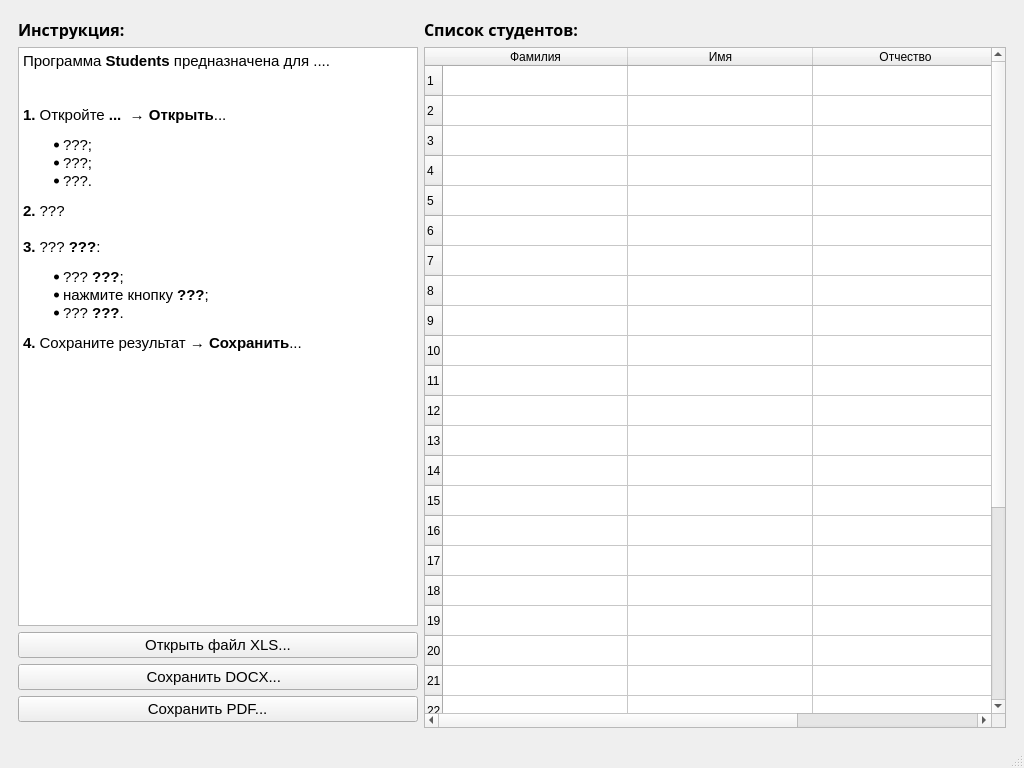
motor1n/students, file students.ui: the form before one commit.
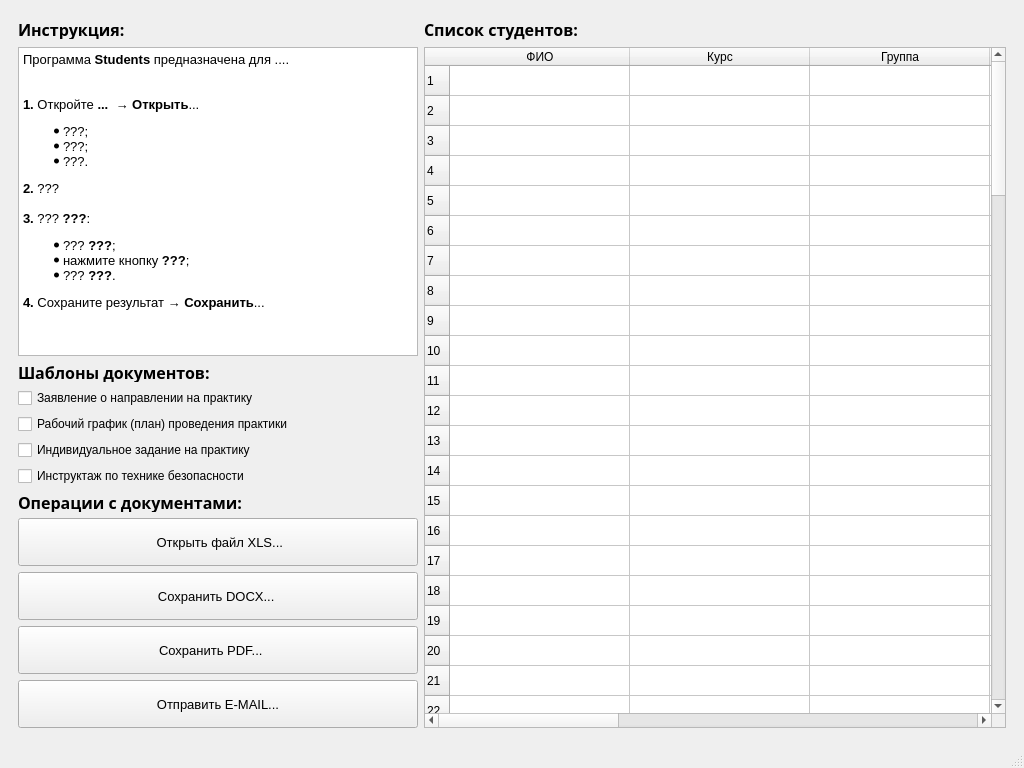
The form after the commit. Icons and pictures are not drawn.

The edit to the form file:
```diff
--- a/students.ui
+++ b/students.ui
@@ -22,7 +22,7 @@
   </property>
   <widget class="QWidget" name="centralwidget">
    <layout class="QGridLayout" name="gridLayout_2">
-    <item row="0" column="0" rowspan="2" colspan="2">
+    <item row="0" column="0">
      <widget class="QWidget" name="widget" native="true">
       <property name="sizePolicy">
        <sizepolicy hsizetype="Preferred" vsizetype="Preferred">
@@ -31,86 +31,7 @@
        </sizepolicy>
       </property>
       <layout class="QGridLayout" name="gridLayout">
-       <item row="0" column="1">
-        <widget class="QLabel" name="label_02">
-         <property name="sizePolicy">
-          <sizepolicy hsizetype="Minimum" vsizetype="Fixed">
-           <horstretch>0</horstretch>
-           <verstretch>0</verstretch>
-          </sizepolicy>
-         </property>
-         <property name="font">
-          <font>
-           <family>Trebuchet MS</family>
-           <pointsize>12</pointsize>
-           <weight>75</weight>
-           <bold>true</bold>
-          </font>
-         </property>
-         <property name="text">
-          <string>Список студентов:</string>
-         </property>
-        </widget>
-       </item>
-       <item row="0" column="0">
-        <widget class="QLabel" name="label_01">
-         <property name="maximumSize">
-          <size>
-           <width>402</width>
-           <height>20</height>
-          </size>
-         </property>
-         <property name="font">
-          <font>
-           <family>Trebuchet MS</family>
-           <pointsize>12</pointsize>
-           <weight>75</weight>
-           <bold>true</bold>
-          </font>
-         </property>
-         <property name="text">
-          <string>Инструкция:</string>
-         </property>
-        </widget>
-       </item>
-       <item row="1" column="0">
-        <widget class="QTextBrowser" name="tb">
-         <property name="sizePolicy">
-          <sizepolicy hsizetype="Preferred" vsizetype="Expanding">
-           <horstretch>0</horstretch>
-           <verstretch>0</verstretch>
-          </sizepolicy>
-         </property>
-         <property name="maximumSize">
-          <size>
-           <width>402</width>
-           <height>16777215</height>
-          </size>
-         </property>
-         <property name="html">
-          <string>&lt;!DOCTYPE HTML PUBLIC &quot;-//W3C//DTD HTML 4.0//EN&quot; &quot;http://www.w3.org/TR/REC-html40/strict.dtd&quot;&gt;
-&lt;html&gt;&lt;head&gt;&lt;meta name=&quot;qrichtext&quot; content=&quot;1&quot; /&gt;&lt;style type=&quot;text/css&quot;&gt;
-p, li { white-space: pre-wrap; }
-&lt;/style&gt;&lt;/head&gt;&lt;body style=&quot; font-family:'Noto Sans'; font-size:10pt; font-weight:400; font-style:normal;&quot;&gt;
-&lt;p style=&quot; margin-top:0px; margin-bottom:0px; margin-left:0px; margin-right:0px; -qt-block-indent:0; text-indent:0px;&quot;&gt;&lt;span style=&quot; font-size:11pt;&quot;&gt;Программа &lt;/span&gt;&lt;span style=&quot; font-size:11pt; font-weight:600;&quot;&gt;Students&lt;/span&gt;&lt;span style=&quot; font-size:11pt;&quot;&gt; предназначена для ....&lt;/span&gt;&lt;/p&gt;
-&lt;p style=&quot;-qt-paragraph-type:empty; margin-top:0px; margin-bottom:0px; margin-left:0px; margin-right:0px; -qt-block-indent:0; text-indent:0px; font-size:11pt;&quot;&gt;&lt;br /&gt;&lt;/p&gt;
-&lt;p style=&quot;-qt-paragraph-type:empty; margin-top:0px; margin-bottom:0px; margin-left:0px; margin-right:0px; -qt-block-indent:0; text-indent:0px; font-size:11pt;&quot;&gt;&lt;br /&gt;&lt;/p&gt;
-&lt;p style=&quot; margin-top:0px; margin-bottom:0px; margin-left:0px; margin-right:0px; -qt-block-indent:0; text-indent:0px;&quot;&gt;&lt;span style=&quot; font-size:11pt; font-weight:600;&quot;&gt;1.&lt;/span&gt;&lt;span style=&quot; font-size:11pt;&quot;&gt; Откройте &lt;/span&gt;&lt;span style=&quot; font-size:11pt; font-weight:600;&quot;&gt;...&lt;/span&gt;&lt;span style=&quot; font-size:11pt;&quot;&gt;  → &lt;/span&gt;&lt;span style=&quot; font-size:11pt; font-weight:600;&quot;&gt;Открыть&lt;/span&gt;&lt;span style=&quot; font-size:11pt;&quot;&gt;...&lt;/span&gt;&lt;/p&gt;
-&lt;ul style=&quot;margin-top: 0px; margin-bottom: 0px; margin-left: 0px; margin-right: 0px; -qt-list-indent: 1;&quot;&gt;&lt;li style=&quot; font-size:11pt;&quot; style=&quot; margin-top:12px; margin-bottom:0px; margin-left:0px; margin-right:0px; -qt-block-indent:0; text-indent:0px;&quot;&gt;???;&lt;/li&gt;
-&lt;li style=&quot; font-size:11pt;&quot; style=&quot; margin-top:0px; margin-bottom:0px; margin-left:0px; margin-right:0px; -qt-block-indent:0; text-indent:0px;&quot;&gt;???;&lt;/li&gt;
-&lt;li style=&quot; font-size:11pt;&quot; style=&quot; margin-top:0px; margin-bottom:12px; margin-left:0px; margin-right:0px; -qt-block-indent:0; text-indent:0px;&quot;&gt;???.&lt;/li&gt;&lt;/ul&gt;
-&lt;p style=&quot; margin-top:0px; margin-bottom:0px; margin-left:0px; margin-right:0px; -qt-block-indent:0; text-indent:0px;&quot;&gt;&lt;span style=&quot; font-size:11pt; font-weight:600;&quot;&gt;2.&lt;/span&gt;&lt;span style=&quot; font-size:11pt;&quot;&gt; ???&lt;/span&gt;&lt;/p&gt;
-&lt;p style=&quot;-qt-paragraph-type:empty; margin-top:0px; margin-bottom:0px; margin-left:0px; margin-right:0px; -qt-block-indent:0; text-indent:0px; font-size:11pt;&quot;&gt;&lt;br /&gt;&lt;/p&gt;
-&lt;p style=&quot; margin-top:0px; margin-bottom:0px; margin-left:0px; margin-right:0px; -qt-block-indent:0; text-indent:0px;&quot;&gt;&lt;span style=&quot; font-size:11pt; font-weight:600;&quot;&gt;3.&lt;/span&gt;&lt;span style=&quot; font-size:11pt;&quot;&gt; ??? &lt;/span&gt;&lt;span style=&quot; font-size:11pt; font-weight:600;&quot;&gt;???&lt;/span&gt;&lt;span style=&quot; font-size:11pt;&quot;&gt;:&lt;/span&gt;&lt;/p&gt;
-&lt;ul style=&quot;margin-top: 0px; margin-bottom: 0px; margin-left: 0px; margin-right: 0px; -qt-list-indent: 1;&quot;&gt;&lt;li style=&quot; font-size:11pt;&quot; style=&quot; margin-top:12px; margin-bottom:0px; margin-left:0px; margin-right:0px; -qt-block-indent:0; text-indent:0px;&quot;&gt;??? &lt;span style=&quot; font-weight:600;&quot;&gt;???&lt;/span&gt;;&lt;/li&gt;&lt;/ul&gt;
-&lt;ul style=&quot;margin-top: 0px; margin-bottom: 0px; margin-left: 0px; margin-right: 0px; -qt-list-indent: 1;&quot;&gt;&lt;li style=&quot; font-size:11pt;&quot; style=&quot; margin-top:0px; margin-bottom:0px; margin-left:0px; margin-right:0px; -qt-block-indent:0; text-indent:0px;&quot;&gt;нажмите кнопку &lt;span style=&quot; font-weight:600;&quot;&gt;???&lt;/span&gt;;&lt;/li&gt;&lt;/ul&gt;
-&lt;ul style=&quot;margin-top: 0px; margin-bottom: 0px; margin-left: 0px; margin-right: 0px; -qt-list-indent: 1;&quot;&gt;&lt;li style=&quot; font-size:11pt;&quot; style=&quot; margin-top:0px; margin-bottom:12px; margin-left:0px; margin-right:0px; -qt-block-indent:0; text-indent:0px;&quot;&gt;??? &lt;span style=&quot; font-weight:600;&quot;&gt;???&lt;/span&gt;.&lt;/li&gt;&lt;/ul&gt;
-&lt;p style=&quot; margin-top:0px; margin-bottom:0px; margin-left:0px; margin-right:0px; -qt-block-indent:0; text-indent:0px;&quot;&gt;&lt;span style=&quot; font-size:11pt; font-weight:600;&quot;&gt;4.&lt;/span&gt;&lt;span style=&quot; font-size:11pt;&quot;&gt; Сохраните результат → &lt;/span&gt;&lt;span style=&quot; font-size:11pt; font-weight:600;&quot;&gt;Сохранить&lt;/span&gt;&lt;span style=&quot; font-size:11pt;&quot;&gt;...&lt;/span&gt;&lt;/p&gt;
-&lt;p style=&quot;-qt-paragraph-type:empty; margin-top:0px; margin-bottom:0px; margin-left:0px; margin-right:0px; -qt-block-indent:0; text-indent:0px; font-size:11pt;&quot;&gt;&lt;br /&gt;&lt;/p&gt;&lt;/body&gt;&lt;/html&gt;</string>
-         </property>
-        </widget>
-       </item>
-       <item row="3" column="0">
+       <item row="10" column="0">
         <widget class="QPushButton" name="pb_save_docx">
          <property name="sizePolicy">
           <sizepolicy hsizetype="Preferred" vsizetype="Fixed">
@@ -126,14 +47,14 @@
          </property>
          <property name="font">
           <font>
-           <pointsize>11</pointsize>
+           <pointsize>10</pointsize>
           </font>
          </property>
          <property name="layoutDirection">
           <enum>Qt::LeftToRight</enum>
          </property>
          <property name="text">
-          <string>Сохранить DOCX...  </string>
+          <string> Сохранить DOCX...  </string>
          </property>
          <property name="icon">
           <iconset>
@@ -147,7 +68,7 @@
          </property>
         </widget>
        </item>
-       <item row="2" column="0">
+       <item row="9" column="0">
         <widget class="QPushButton" name="pb_open_xls">
          <property name="sizePolicy">
           <sizepolicy hsizetype="Preferred" vsizetype="Fixed">
@@ -163,11 +84,11 @@
          </property>
          <property name="font">
           <font>
-           <pointsize>11</pointsize>
+           <pointsize>10</pointsize>
           </font>
          </property>
          <property name="text">
-          <string>Открыть файл XLS...</string>
+          <string> Открыть файл XLS...</string>
          </property>
          <property name="icon">
           <iconset>
@@ -181,7 +102,54 @@
          </property>
         </widget>
        </item>
-       <item row="1" column="1" rowspan="5">
+       <item row="12" column="0">
+        <widget class="QPushButton" name="pb_send_email">
+         <property name="sizePolicy">
+          <sizepolicy hsizetype="Preferred" vsizetype="Fixed">
+           <horstretch>0</horstretch>
+           <verstretch>0</verstretch>
+          </sizepolicy>
+         </property>
+         <property name="maximumSize">
+          <size>
+           <width>400</width>
+           <height>48</height>
+          </size>
+         </property>
+         <property name="font">
+          <font>
+           <pointsize>10</pointsize>
+          </font>
+         </property>
+         <property name="layoutDirection">
+          <enum>Qt::LeftToRight</enum>
+         </property>
+         <property name="text">
+          <string>Отправить E-MAIL...</string>
+         </property>
+         <property name="icon">
+          <iconset>
+           <normaloff>pic/email-icon.png</normaloff>pic/email-icon.png</iconset>
+         </property>
+         <property name="iconSize">
+          <size>
+           <width>32</width>
+           <height>32</height>
+          </size>
+         </property>
+        </widget>
+       </item>
+       <item row="4" column="0">
+        <widget class="QCheckBox" name="cb_01">
+         <property name="text">
+          <string>Заявление о направлении на практику</string>
+         </property>
+         <attribute name="buttonGroup">
+          <string notr="true">bg</string>
+         </attribute>
+        </widget>
+       </item>
+       <item row="1" column="1" rowspan="12">
         <widget class="QTableWidget" name="tw">
          <property name="sizePolicy">
           <sizepolicy hsizetype="Preferred" vsizetype="Preferred">
@@ -198,10 +166,10 @@
           <bool>false</bool>
          </property>
          <attribute name="horizontalHeaderMinimumSectionSize">
-          <number>180</number>
+          <number>30</number>
          </attribute>
          <attribute name="horizontalHeaderDefaultSectionSize">
-          <number>185</number>
+          <number>180</number>
          </attribute>
          <attribute name="verticalHeaderMinimumSectionSize">
           <number>30</number>
@@ -356,24 +324,477 @@
            <string>30</string>
           </property>
          </row>
+         <row>
+          <property name="text">
+           <string>31</string>
+          </property>
+         </row>
+         <row>
+          <property name="text">
+           <string>32</string>
+          </property>
+         </row>
+         <row>
+          <property name="text">
+           <string>33</string>
+          </property>
+         </row>
+         <row>
+          <property name="text">
+           <string>34</string>
+          </property>
+         </row>
+         <row>
+          <property name="text">
+           <string>35</string>
+          </property>
+         </row>
+         <row>
+          <property name="text">
+           <string>36</string>
+          </property>
+         </row>
+         <row>
+          <property name="text">
+           <string>37</string>
+          </property>
+         </row>
+         <row>
+          <property name="text">
+           <string>38</string>
+          </property>
+         </row>
+         <row>
+          <property name="text">
+           <string>39</string>
+          </property>
+         </row>
+         <row>
+          <property name="text">
+           <string>40</string>
+          </property>
+         </row>
+         <row>
+          <property name="text">
+           <string>41</string>
+          </property>
+         </row>
+         <row>
+          <property name="text">
+           <string>42</string>
+          </property>
+         </row>
+         <row>
+          <property name="text">
+           <string>43</string>
+          </property>
+         </row>
+         <row>
+          <property name="text">
+           <string>44</string>
+          </property>
+         </row>
+         <row>
+          <property name="text">
+           <string>45</string>
+          </property>
+         </row>
+         <row>
+          <property name="text">
+           <string>46</string>
+          </property>
+         </row>
+         <row>
+          <property name="text">
+           <string>47</string>
+          </property>
+         </row>
+         <row>
+          <property name="text">
+           <string>48</string>
+          </property>
+         </row>
+         <row>
+          <property name="text">
+           <string>49</string>
+          </property>
+         </row>
+         <row>
+          <property name="text">
+           <string>50</string>
+          </property>
+         </row>
+         <row>
+          <property name="text">
+           <string>51</string>
+          </property>
+         </row>
+         <row>
+          <property name="text">
+           <string>52</string>
+          </property>
+         </row>
+         <row>
+          <property name="text">
+           <string>53</string>
+          </property>
+         </row>
+         <row>
+          <property name="text">
+           <string>54</string>
+          </property>
+         </row>
+         <row>
+          <property name="text">
+           <string>55</string>
+          </property>
+         </row>
+         <row>
+          <property name="text">
+           <string>56</string>
+          </property>
+         </row>
+         <row>
+          <property name="text">
+           <string>57</string>
+          </property>
+         </row>
+         <row>
+          <property name="text">
+           <string>58</string>
+          </property>
+         </row>
+         <row>
+          <property name="text">
+           <string>59</string>
+          </property>
+         </row>
+         <row>
+          <property name="text">
+           <string>60</string>
+          </property>
+         </row>
+         <row>
+          <property name="text">
+           <string>61</string>
+          </property>
+         </row>
+         <row>
+          <property name="text">
+           <string>62</string>
+          </property>
+         </row>
+         <row>
+          <property name="text">
+           <string>63</string>
+          </property>
+         </row>
+         <row>
+          <property name="text">
+           <string>64</string>
+          </property>
+         </row>
+         <row>
+          <property name="text">
+           <string>65</string>
+          </property>
+         </row>
+         <row>
+          <property name="text">
+           <string>66</string>
+          </property>
+         </row>
+         <row>
+          <property name="text">
+           <string>67</string>
+          </property>
+         </row>
+         <row>
+          <property name="text">
+           <string>68</string>
+          </property>
+         </row>
+         <row>
+          <property name="text">
+           <string>69</string>
+          </property>
+         </row>
+         <row>
+          <property name="text">
+           <string>70</string>
+          </property>
+         </row>
+         <row>
+          <property name="text">
+           <string>71</string>
+          </property>
+         </row>
+         <row>
+          <property name="text">
+           <string>72</string>
+          </property>
+         </row>
+         <row>
+          <property name="text">
+           <string>73</string>
+          </property>
+         </row>
+         <row>
+          <property name="text">
+           <string>74</string>
+          </property>
+         </row>
+         <row>
+          <property name="text">
+           <string>75</string>
+          </property>
+         </row>
+         <row>
+          <property name="text">
+           <string>76</string>
+          </property>
+         </row>
+         <row>
+          <property name="text">
+           <string>77</string>
+          </property>
+         </row>
+         <row>
+          <property name="text">
+           <string>78</string>
+          </property>
+         </row>
+         <row>
+          <property name="text">
+           <string>79</string>
+          </property>
+         </row>
+         <row>
+          <property name="text">
+           <string>80</string>
+          </property>
+         </row>
+         <row>
+          <property name="text">
+           <string>81</string>
+          </property>
+         </row>
+         <row>
+          <property name="text">
+           <string>82</string>
+          </property>
+         </row>
+         <row>
+          <property name="text">
+           <string>83</string>
+          </property>
+         </row>
+         <row>
+          <property name="text">
+           <string>84</string>
+          </property>
+         </row>
+         <row>
+          <property name="text">
+           <string>85</string>
+          </property>
+         </row>
+         <row>
+          <property name="text">
+           <string>86</string>
+          </property>
+         </row>
+         <row>
+          <property name="text">
+           <string>87</string>
+          </property>
+         </row>
+         <row>
+          <property name="text">
+           <string>88</string>
+          </property>
+         </row>
+         <row>
+          <property name="text">
+           <string>89</string>
+          </property>
+         </row>
+         <row>
+          <property name="text">
+           <string>90</string>
+          </property>
+         </row>
+         <row>
+          <property name="text">
+           <string>91</string>
+          </property>
+         </row>
+         <row>
+          <property name="text">
+           <string>92</string>
+          </property>
+         </row>
+         <row>
+          <property name="text">
+           <string>93</string>
+          </property>
+         </row>
+         <row>
+          <property name="text">
+           <string>94</string>
+          </property>
+         </row>
+         <row>
+          <property name="text">
+           <string>95</string>
+          </property>
+         </row>
+         <row>
+          <property name="text">
+           <string>96</string>
+          </property>
+         </row>
+         <row>
+          <property name="text">
+           <string>97</string>
+          </property>
+         </row>
+         <row>
+          <property name="text">
+           <string>98</string>
+          </property>
+         </row>
+         <row>
+          <property name="text">
+           <string>99</string>
+          </property>
+         </row>
+         <row>
+          <property name="text">
+           <string>100</string>
+          </property>
+         </row>
          <column>
           <property name="text">
-           <string>Фамилия</string>
+           <string>ФИО</string>
           </property>
          </column>
          <column>
           <property name="text">
-           <string>Имя</string>
+           <string>Курс</string>
           </property>
          </column>
          <column>
           <property name="text">
-           <string>Отчество</string>
+           <string>Группа</string>
           </property>
          </column>
+         <column>
+          <property name="text">
+           <string>Форма</string>
+          </property>
+         </column>
+         <column>
+          <property name="text">
+           <string>Телефон</string>
+          </property>
+         </column>
+         <column>
+          <property name="text">
+           <string>e-mail</string>
+          </property>
+         </column>
+         <column>
+          <property name="text">
+           <string>Часы</string>
+          </property>
+         </column>
+         <column>
+          <property name="text">
+           <string>Начало</string>
+          </property>
+         </column>
+         <column>
+          <property name="text">
+           <string>Конец</string>
+          </property>
+         </column>
         </widget>
        </item>
-       <item row="4" column="0">
+       <item row="8" column="0">
+        <widget class="QLabel" name="label_04">
+         <property name="maximumSize">
+          <size>
+           <width>402</width>
+           <height>20</height>
+          </size>
+         </property>
+         <property name="font">
+          <font>
+           <family>Trebuchet MS</family>
+           <pointsize>12</pointsize>
+           <weight>75</weight>
+           <bold>true</bold>
+          </font>
+         </property>
+         <property name="text">
+          <string>Операции с документами:</string>
+         </property>
+        </widget>
+       </item>
+       <item row="3" column="0">
+        <widget class="QLabel" name="label_03">
+         <property name="maximumSize">
+          <size>
+           <width>402</width>
+           <height>20</height>
+          </size>
+         </property>
+         <property name="font">
+          <font>
+           <family>Trebuchet MS</family>
+           <pointsize>12</pointsize>
+           <weight>75</weight>
+           <bold>true</bold>
+          </font>
+         </property>
+         <property name="text">
+          <string>Шаблоны документов:</string>
+         </property>
+        </widget>
+       </item>
+       <item row="6" column="0">
+        <widget class="QCheckBox" name="cb_03">
+         <property name="text">
+          <string>Индивидуальное задание на практику</string>
+         </property>
+         <attribute name="buttonGroup">
+          <string notr="true">bg</string>
+         </attribute>
+        </widget>
+       </item>
+       <item row="0" column="1">
+        <widget class="QLabel" name="label_02">
+         <property name="sizePolicy">
+          <sizepolicy hsizetype="Minimum" vsizetype="Fixed">
+           <horstretch>0</horstretch>
+           <verstretch>0</verstretch>
+          </sizepolicy>
+         </property>
+         <property name="font">
+          <font>
+           <family>Trebuchet MS</family>
+           <pointsize>12</pointsize>
+           <weight>75</weight>
+           <bold>true</bold>
+          </font>
+         </property>
+         <property name="text">
+          <string>Список студентов:</string>
+         </property>
+        </widget>
+       </item>
+       <item row="11" column="0">
         <widget class="QPushButton" name="pb_save_pdf">
          <property name="sizePolicy">
           <sizepolicy hsizetype="Preferred" vsizetype="Fixed">
@@ -389,14 +810,14 @@
          </property>
          <property name="font">
           <font>
-           <pointsize>11</pointsize>
+           <pointsize>10</pointsize>
           </font>
          </property>
          <property name="layoutDirection">
           <enum>Qt::LeftToRight</enum>
          </property>
          <property name="text">
-          <string>Сохранить PDF...     </string>
+          <string> Сохранить PDF...     </string>
          </property>
          <property name="icon">
           <iconset>
@@ -410,6 +831,84 @@
          </property>
         </widget>
        </item>
+       <item row="0" column="0">
+        <widget class="QLabel" name="label_01">
+         <property name="maximumSize">
+          <size>
+           <width>402</width>
+           <height>20</height>
+          </size>
+         </property>
+         <property name="font">
+          <font>
+           <family>Trebuchet MS</family>
+           <pointsize>12</pointsize>
+           <weight>75</weight>
+           <bold>true</bold>
+          </font>
+         </property>
+         <property name="text">
+          <string>Инструкция:</string>
+         </property>
+        </widget>
+       </item>
+       <item row="1" column="0" rowspan="2">
+        <widget class="QTextBrowser" name="tb">
+         <property name="sizePolicy">
+          <sizepolicy hsizetype="Preferred" vsizetype="Preferred">
+           <horstretch>0</horstretch>
+           <verstretch>0</verstretch>
+          </sizepolicy>
+         </property>
+         <property name="maximumSize">
+          <size>
+           <width>402</width>
+           <height>16777215</height>
+          </size>
+         </property>
+         <property name="html">
+          <string>&lt;!DOCTYPE HTML PUBLIC &quot;-//W3C//DTD HTML 4.0//EN&quot; &quot;http://www.w3.org/TR/REC-html40/strict.dtd&quot;&gt;
+&lt;html&gt;&lt;head&gt;&lt;meta name=&quot;qrichtext&quot; content=&quot;1&quot; /&gt;&lt;style type=&quot;text/css&quot;&gt;
+p, li { white-space: pre-wrap; }
+&lt;/style&gt;&lt;/head&gt;&lt;body style=&quot; font-family:'Noto Sans'; font-size:10pt; font-weight:400; font-style:normal;&quot;&gt;
+&lt;p style=&quot; margin-top:0px; margin-bottom:0px; margin-left:0px; margin-right:0px; -qt-block-indent:0; text-indent:0px;&quot;&gt;Программа &lt;span style=&quot; font-weight:600;&quot;&gt;Students&lt;/span&gt; предназначена для ....&lt;/p&gt;
+&lt;p style=&quot;-qt-paragraph-type:empty; margin-top:0px; margin-bottom:0px; margin-left:0px; margin-right:0px; -qt-block-indent:0; text-indent:0px;&quot;&gt;&lt;br /&gt;&lt;/p&gt;
+&lt;p style=&quot;-qt-paragraph-type:empty; margin-top:0px; margin-bottom:0px; margin-left:0px; margin-right:0px; -qt-block-indent:0; text-indent:0px;&quot;&gt;&lt;br /&gt;&lt;/p&gt;
+&lt;p style=&quot; margin-top:0px; margin-bottom:0px; margin-left:0px; margin-right:0px; -qt-block-indent:0; text-indent:0px;&quot;&gt;&lt;span style=&quot; font-weight:600;&quot;&gt;1.&lt;/span&gt; Откройте &lt;span style=&quot; font-weight:600;&quot;&gt;...&lt;/span&gt;  → &lt;span style=&quot; font-weight:600;&quot;&gt;Открыть&lt;/span&gt;...&lt;/p&gt;
+&lt;ul style=&quot;margin-top: 0px; margin-bottom: 0px; margin-left: 0px; margin-right: 0px; -qt-list-indent: 1;&quot;&gt;&lt;li style=&quot;&quot; style=&quot; margin-top:12px; margin-bottom:0px; margin-left:0px; margin-right:0px; -qt-block-indent:0; text-indent:0px;&quot;&gt;???;&lt;/li&gt;
+&lt;li style=&quot;&quot; style=&quot; margin-top:0px; margin-bottom:0px; margin-left:0px; margin-right:0px; -qt-block-indent:0; text-indent:0px;&quot;&gt;???;&lt;/li&gt;
+&lt;li style=&quot;&quot; style=&quot; margin-top:0px; margin-bottom:12px; margin-left:0px; margin-right:0px; -qt-block-indent:0; text-indent:0px;&quot;&gt;???.&lt;/li&gt;&lt;/ul&gt;
+&lt;p style=&quot; margin-top:0px; margin-bottom:0px; margin-left:0px; margin-right:0px; -qt-block-indent:0; text-indent:0px;&quot;&gt;&lt;span style=&quot; font-weight:600;&quot;&gt;2.&lt;/span&gt; ???&lt;/p&gt;
+&lt;p style=&quot;-qt-paragraph-type:empty; margin-top:0px; margin-bottom:0px; margin-left:0px; margin-right:0px; -qt-block-indent:0; text-indent:0px;&quot;&gt;&lt;br /&gt;&lt;/p&gt;
+&lt;p style=&quot; margin-top:0px; margin-bottom:0px; margin-left:0px; margin-right:0px; -qt-block-indent:0; text-indent:0px;&quot;&gt;&lt;span style=&quot; font-weight:600;&quot;&gt;3.&lt;/span&gt; ??? &lt;span style=&quot; font-weight:600;&quot;&gt;???&lt;/span&gt;:&lt;/p&gt;
+&lt;ul style=&quot;margin-top: 0px; margin-bottom: 0px; margin-left: 0px; margin-right: 0px; -qt-list-indent: 1;&quot;&gt;&lt;li style=&quot;&quot; style=&quot; margin-top:12px; margin-bottom:0px; margin-left:0px; margin-right:0px; -qt-block-indent:0; text-indent:0px;&quot;&gt;??? &lt;span style=&quot; font-weight:600;&quot;&gt;???&lt;/span&gt;;&lt;/li&gt;&lt;/ul&gt;
+&lt;ul style=&quot;margin-top: 0px; margin-bottom: 0px; margin-left: 0px; margin-right: 0px; -qt-list-indent: 1;&quot;&gt;&lt;li style=&quot;&quot; style=&quot; margin-top:0px; margin-bottom:0px; margin-left:0px; margin-right:0px; -qt-block-indent:0; text-indent:0px;&quot;&gt;нажмите кнопку &lt;span style=&quot; font-weight:600;&quot;&gt;???&lt;/span&gt;;&lt;/li&gt;&lt;/ul&gt;
+&lt;ul style=&quot;margin-top: 0px; margin-bottom: 0px; margin-left: 0px; margin-right: 0px; -qt-list-indent: 1;&quot;&gt;&lt;li style=&quot;&quot; style=&quot; margin-top:0px; margin-bottom:12px; margin-left:0px; margin-right:0px; -qt-block-indent:0; text-indent:0px;&quot;&gt;??? &lt;span style=&quot; font-weight:600;&quot;&gt;???&lt;/span&gt;.&lt;/li&gt;&lt;/ul&gt;
+&lt;p style=&quot; margin-top:0px; margin-bottom:0px; margin-left:0px; margin-right:0px; -qt-block-indent:0; text-indent:0px;&quot;&gt;&lt;span style=&quot; font-weight:600;&quot;&gt;4.&lt;/span&gt; Сохраните результат → &lt;span style=&quot; font-weight:600;&quot;&gt;Сохранить&lt;/span&gt;...&lt;/p&gt;
+&lt;p style=&quot;-qt-paragraph-type:empty; margin-top:0px; margin-bottom:0px; margin-left:0px; margin-right:0px; -qt-block-indent:0; text-indent:0px;&quot;&gt;&lt;br /&gt;&lt;/p&gt;&lt;/body&gt;&lt;/html&gt;</string>
+         </property>
+        </widget>
+       </item>
+       <item row="5" column="0">
+        <widget class="QCheckBox" name="cb_02">
+         <property name="text">
+          <string>Рабочий график (план) проведения практики</string>
+         </property>
+         <attribute name="buttonGroup">
+          <string notr="true">bg</string>
+         </attribute>
+        </widget>
+       </item>
+       <item row="7" column="0">
+        <widget class="QCheckBox" name="cb_04">
+         <property name="text">
+          <string>Инструктаж по технике безопасности</string>
+         </property>
+         <attribute name="buttonGroup">
+          <string notr="true">bg</string>
+         </attribute>
+        </widget>
+       </item>
       </layout>
      </widget>
     </item>
```
Left out of the diff: 9 changed lines with no effect on the pictures.
